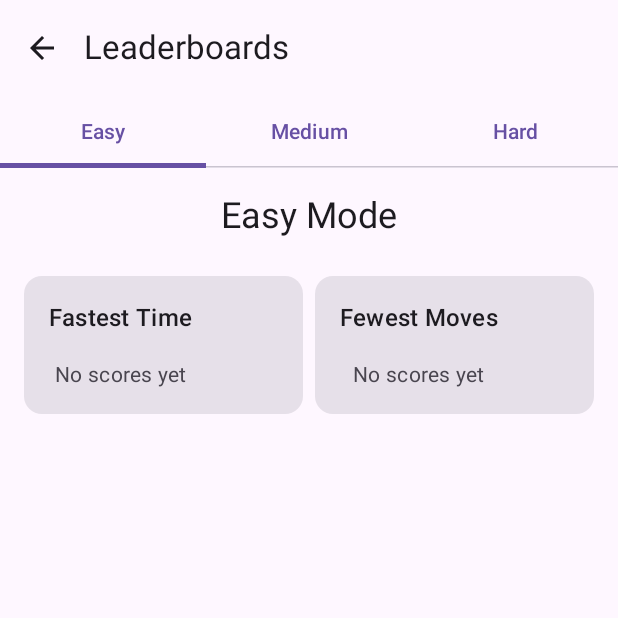
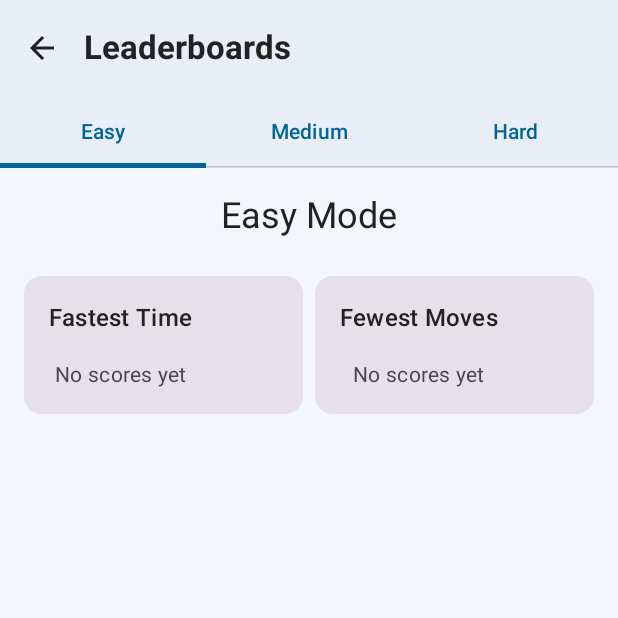
Before and after one commit to CryptidNewbie/Matchem, an Android app built with Jetpack Compose: the screen it shows after launch (MainActivity), after a tap on "Leaderboards", on a phone screen of 412 x 824 dp, the top half of it. Run offline under Robolectric (Android 15) with nearby library versions, the phone set to English and light mode, and no system bars; our stand-ins replace AdMob; 1 statement that could not run was skipped.

Commit message:
QoL fixes, added ads

```diff
--- a/app/build.gradle.kts
+++ b/app/build.gradle.kts
@@ -68,6 +68,7 @@ dependencies {
     implementation(libs.billing)
     implementation("com.google.android.material:material:1.12.0")
     implementation("androidx.compose.material:material-icons-extended")
+    implementation("com.google.android.gms:play-services-ads:23.0.0")
 // Use the latest version
     testImplementation(libs.junit)
     androidTestImplementation(libs.androidx.junit)
--- a/app/src/main/java/com/cryptidnewbie/matchem/MainActivity.kt
+++ b/app/src/main/java/com/cryptidnewbie/matchem/MainActivity.kt
@@ -4,10 +4,10 @@ import android.os.Bundle
 import androidx.activity.ComponentActivity
 import androidx.activity.compose.setContent
 import androidx.compose.foundation.layout.fillMaxSize
-import androidx.compose.material3.MaterialTheme
 import androidx.compose.material3.Surface
 import androidx.compose.ui.Modifier
 import com.cryptidnewbie.matchem.ui.MatchEmNavigation
+import com.cryptidnewbie.matchem.ui.theme.MatchEmTheme
 import com.google.android.gms.ads.MobileAds
 
 class MainActivity : ComponentActivity() {
@@ -18,12 +18,11 @@ class MainActivity : ComponentActivity() {
         MobileAds.initialize(this) {}
 
         setContent {
-            MaterialTheme {
+            MatchEmTheme {
                 Surface(
                     modifier = Modifier.fillMaxSize(),
-                    color = MaterialTheme.colorScheme.background
+                    color = androidx.compose.material3.MaterialTheme.colorScheme.background
                 ) {
-                    // This is the key change. Call your navigation composable here.
                     MatchEmNavigation()
                 }
             }
--- /dev/null
+++ b/app/src/main/java/com/cryptidnewbie/matchem/ui/BannerAdView.kt
@@ -0,0 +1,33 @@
+package com.cryptidnewbie.matchem.ui.ads
+
+import android.view.ViewGroup
+import androidx.compose.runtime.Composable
+import androidx.compose.ui.Modifier
+import androidx.compose.ui.platform.LocalContext
+import androidx.compose.ui.viewinterop.AndroidView
+import com.google.android.gms.ads.AdRequest
+import com.google.android.gms.ads.AdSize
+import com.google.android.gms.ads.AdView
+
+@Composable
+fun BannerAdView(
+    modifier: Modifier = Modifier,
+    adUnitId: String = "ca-app-pub-4574748721786364/2361173447" // <-- Your real banner ad unit ID!
+) {
+    val context = LocalContext.current
+
+    AndroidView(
+        modifier = modifier,
+        factory = {
+            AdView(context).apply {
+                setAdSize(AdSize.BANNER)
+                this.adUnitId = adUnitId
+                layoutParams = ViewGroup.LayoutParams(
+                    ViewGroup.LayoutParams.MATCH_PARENT,
+                    ViewGroup.LayoutParams.WRAP_CONTENT
+                )
+                loadAd(AdRequest.Builder().build())
+            }
+        }
+    )
+}
--- a/app/src/main/java/com/cryptidnewbie/matchem/ui/screens/GameScreen.kt
+++ b/app/src/main/java/com/cryptidnewbie/matchem/ui/screens/GameScreen.kt
@@ -198,7 +198,7 @@ fun GameCard(
             }
         } else {
             // Card front
-            val backgroundColor = if (card.type == CardType.NORMAL && card.pairId >= 0) {
+            val backgroundColor = if (card.pairId != -1) {
                 cardColors.getOrElse(card.pairId % cardColors.size) { Color.LightGray }
             } else {
                 Color.Transparent
--- a/app/src/main/java/com/cryptidnewbie/matchem/ui/screens/MainMenuScreen.kt
+++ b/app/src/main/java/com/cryptidnewbie/matchem/ui/screens/MainMenuScreen.kt
@@ -1,14 +1,23 @@
 package com.cryptidnewbie.matchem.ui.screens
 
+import androidx.compose.foundation.Image
 import androidx.compose.foundation.layout.*
+import androidx.compose.foundation.shape.RoundedCornerShape
+import androidx.compose.material.icons.Icons
+import androidx.compose.material.icons.filled.Leaderboard
+import androidx.compose.material.icons.filled.Settings
+import androidx.compose.material.icons.filled.ShoppingCart
 import androidx.compose.material3.*
-import androidx.compose.runtime.*
+import androidx.compose.runtime.Composable
 import androidx.compose.ui.Alignment
 import androidx.compose.ui.Modifier
+import androidx.compose.ui.res.painterResource
 import androidx.compose.ui.res.stringResource
+import androidx.compose.ui.text.font.FontWeight
 import androidx.compose.ui.text.style.TextAlign
 import androidx.compose.ui.unit.dp
 import com.cryptidnewbie.matchem.R
+import com.cryptidnewbie.matchem.ui.ads.BannerAdView
 
 @OptIn(ExperimentalMaterial3Api::class)
 @Composable
@@ -30,6 +39,13 @@ fun MainMenuScreen(
                     )
                 }
             )
+        },
+        bottomBar = {
+            BannerAdView(
+                modifier = Modifier
+                    .fillMaxWidth()
+                    .height(50.dp)
+            )
         }
     ) { paddingValues ->
         Column(
@@ -44,18 +60,32 @@ fun MainMenuScreen(
                 modifier = Modifier
                     .fillMaxWidth()
                     .padding(8.dp),
-                elevation = CardDefaults.cardElevation(defaultElevation = 8.dp)
+                elevation = CardDefaults.cardElevation(defaultElevation = 14.dp),
+                shape = RoundedCornerShape(18.dp),
+                colors = CardDefaults.cardColors(
+                    containerColor = MaterialTheme.colorScheme.surface,
+                    contentColor = MaterialTheme.colorScheme.onSurface
+                )
             ) {
                 Column(
                     modifier = Modifier
                         .fillMaxWidth()
                         .padding(24.dp),
                     horizontalAlignment = Alignment.CenterHorizontally,
-                    verticalArrangement = Arrangement.spacedBy(16.dp)
+                    verticalArrangement = Arrangement.spacedBy(20.dp)
                 ) {
+                    // Optional Logo (replace with your logo resource)
+                    Image(
+                        painter = painterResource(id = R.drawable.cryptid_md_logo_blue_outline),
+                        contentDescription = "App Logo",
+                        modifier = Modifier
+                            .size(80.dp)
+                            .padding(bottom = 8.dp)
+                    )
+
                     Text(
                         text = "Welcome to Match'em!",
-                        style = MaterialTheme.typography.headlineSmall,
+                        style = MaterialTheme.typography.headlineSmall.copy(fontWeight = FontWeight.Bold),
                         textAlign = TextAlign.Center
                     )
 
@@ -68,43 +98,66 @@ fun MainMenuScreen(
 
                     Spacer(modifier = Modifier.height(16.dp))
 
-                    Button(
+                    ElevatedButton(
                         onClick = onPlayClick,
                         modifier = Modifier
                             .fillMaxWidth()
-                            .height(56.dp)
+                            .height(56.dp),
+                        shape = RoundedCornerShape(16.dp),
+                        colors = ButtonDefaults.elevatedButtonColors(
+                            containerColor = MaterialTheme.colorScheme.primary,
+                            contentColor = MaterialTheme.colorScheme.onPrimary
+                        )
                     ) {
                         Text(
                             text = stringResource(R.string.play),
+                            style = MaterialTheme.typography.titleLarge.copy(fontWeight = FontWeight.Bold)
+                        )
+                    }
+
+                    FilledTonalButton(
+                        onClick = onLeaderboardsClick,
+                        modifier = Modifier
+                            .fillMaxWidth()
+                            .height(48.dp),
+                        shape = RoundedCornerShape(16.dp)
+                    ) {
+                        Icon(Icons.Default.Leaderboard, contentDescription = "Leaderboards")
+                        Spacer(Modifier.width(8.dp))
+                        Text(
+                            text = stringResource(R.string.leaderboards),
                             style = MaterialTheme.typography.titleMedium
                         )
                     }
 
-                    OutlinedButton(
-                        onClick = onLeaderboardsClick,
-                        modifier = Modifier
-                            .fillMaxWidth()
-                            .height(48.dp)
-                    ) {
-                        Text(stringResource(R.string.leaderboards))
-                    }
-
-                    OutlinedButton(
+                    FilledTonalButton(
                         onClick = onCardShopClick,
                         modifier = Modifier
                             .fillMaxWidth()
-                            .height(48.dp)
+                            .height(48.dp),
+                        shape = RoundedCornerShape(16.dp)
                     ) {
-                        Text(stringResource(R.string.card_shop))
+                        Icon(Icons.Default.ShoppingCart, contentDescription = "Card Shop")
+                        Spacer(Modifier.width(8.dp))
+                        Text(
+                            text = stringResource(R.string.card_shop),
+                            style = MaterialTheme.typography.titleMedium
+                        )
                     }
 
-                    OutlinedButton(
+                    FilledTonalButton(
                         onClick = onSettingsClick,
                         modifier = Modifier
                             .fillMaxWidth()
-                            .height(48.dp)
+                            .height(48.dp),
+                        shape = RoundedCornerShape(16.dp)
                     ) {
-                        Text(stringResource(R.string.settings))
+                        Icon(Icons.Default.Settings, contentDescription = "Settings")
+                        Spacer(Modifier.width(8.dp))
+                        Text(
+                            text = stringResource(R.string.settings),
+                            style = MaterialTheme.typography.titleMedium
+                        )
                     }
                 }
             }
--- a/app/src/main/java/com/cryptidnewbie/matchem/ui/theme/Theme.kt
+++ b/app/src/main/java/com/cryptidnewbie/matchem/ui/theme/Theme.kt
@@ -1,54 +1,55 @@
 package com.cryptidnewbie.matchem.ui.theme
 
 import android.app.Activity
-import android.os.Build
 import androidx.compose.foundation.isSystemInDarkTheme
-import androidx.compose.material3.MaterialTheme
-import androidx.compose.material3.darkColorScheme
-import androidx.compose.material3.dynamicDarkColorScheme
-import androidx.compose.material3.dynamicLightColorScheme
-import androidx.compose.material3.lightColorScheme
+import androidx.compose.material3.*
 import androidx.compose.runtime.Composable
 import androidx.compose.runtime.SideEffect
+import androidx.compose.ui.graphics.Color
 import androidx.compose.ui.graphics.toArgb
-import androidx.compose.ui.platform.LocalContext
 import androidx.compose.ui.platform.LocalView
 import androidx.core.view.WindowCompat
 
-private val DarkColorScheme = darkColorScheme(
-    primary = Purple80,
-    secondary = PurpleGrey80,
-    tertiary = Pink80
+// Modern Material-inspired color palette
+private val ModernLightColorScheme = lightColorScheme(
+    primary = Color(0xFF006494),       // Blue accent for buttons
+    secondary = Color(0xFF39A0ED),     // Lighter blue accent
+    tertiary = Color(0xFFF7C873),      // Warm accent
+    background = Color(0xFFF3F6FB),    // Soft off-white background
+    surface = Color(0xFFE9EEF6),       // Light gray for cards
+    onPrimary = Color.White,
+    onSecondary = Color.White,
+    onTertiary = Color.Black,
+    onBackground = Color(0xFF222222),
+    onSurface = Color(0xFF222222),
 )
 
-private val LightColorScheme = lightColorScheme(
-    primary = Purple40,
-    secondary = PurpleGrey40,
-    tertiary = Pink40
+private val ModernDarkColorScheme = darkColorScheme(
+    primary = Color(0xFF62B6CB),       // Lighter blue for buttons
+    secondary = Color(0xFF1B3A4B),     // Deep blue for accents
+    tertiary = Color(0xFFF7C873),
+    background = Color(0xFF121A23),    // Soft dark background
+    surface = Color(0xFF1B263B),       // Slightly lighter for cards
+    onPrimary = Color.Black,
+    onSecondary = Color.White,
+    onTertiary = Color.Black,
+    onBackground = Color.White,
+    onSurface = Color.White,
 )
 
 @Composable
 fun MatchEmTheme(
     darkTheme: Boolean = isSystemInDarkTheme(),
-    // Dynamic color is available on Android 12+
-    dynamicColor: Boolean = true,
     content: @Composable () -> Unit
 ) {
-    val colorScheme = when {
-        dynamicColor && Build.VERSION.SDK_INT >= Build.VERSION_CODES.S -> {
-            val context = LocalContext.current
-            if (darkTheme) dynamicDarkColorScheme(context) else dynamicLightColorScheme(context)
-        }
+    val colorScheme = if (darkTheme) ModernDarkColorScheme else ModernLightColorScheme
 
-        darkTheme -> DarkColorScheme
-        else -> LightColorScheme
-    }
     val view = LocalView.current
     if (!view.isInEditMode) {
         SideEffect {
             val window = (view.context as Activity).window
             window.statusBarColor = colorScheme.primary.toArgb()
-            WindowCompat.getInsetsController(window, view).isAppearanceLightStatusBars = darkTheme
+            WindowCompat.getInsetsController(window, view).isAppearanceLightStatusBars = !darkTheme
         }
     }
 
--- a/gradle/libs.versions.toml
+++ b/gradle/libs.versions.toml
@@ -1,5 +1,5 @@
 [versions]
-agp = "8.12.1"
+agp = "8.12.2"
 kotlin = "2.0.21"
 kotlinx-serialization = "1.7.3"
 coreKtx = "1.15.0"
```
Also changed, not shown: app/src/main/java/com/cryptidnewbie/matchem/ui/AdManager.kt (added, +55 -0 lines), app/src/main/java/com/cryptidnewbie/matchem/ui/Navigation.kt (+13 -14 lines), app/src/main/java/com/cryptidnewbie/matchem/ui/screens/DifficultySelectionScreen.kt (+23 -10 lines).
